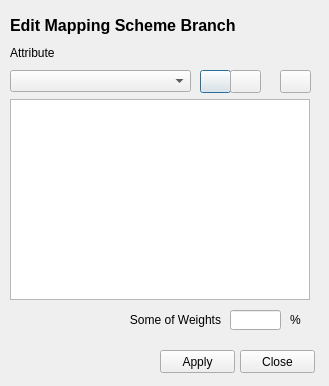
Old version of the form qt/dlg_ms_branch.ui in the repository gem/sidd.
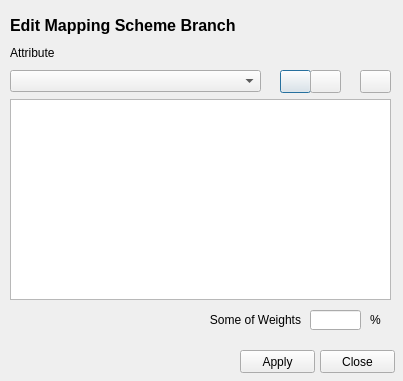
New version of the form. Icons and pictures are not drawn.

```diff
--- a/qt/dlg_ms_branch.ui
+++ b/qt/dlg_ms_branch.ui
@@ -6,8 +6,8 @@
    <rect>
     <x>0</x>
     <y>0</y>
-    <width>329</width>
-    <height>386</height>
+    <width>403</width>
+    <height>381</height>
    </rect>
   </property>
   <property name="windowTitle">
@@ -38,7 +38,7 @@
     <rect>
      <x>10</x>
      <y>99</y>
-     <width>300</width>
+     <width>381</width>
      <height>201</height>
     </rect>
    </property>
@@ -46,7 +46,7 @@
   <widget class="QPushButton" name="btn_add">
    <property name="geometry">
     <rect>
-     <x>200</x>
+     <x>280</x>
      <y>70</y>
      <width>31</width>
      <height>23</height>
@@ -63,7 +63,7 @@
   <widget class="QPushButton" name="btn_delete">
    <property name="geometry">
     <rect>
-     <x>230</x>
+     <x>310</x>
      <y>70</y>
      <width>31</width>
      <height>23</height>
@@ -80,7 +80,7 @@
   <widget class="QPushButton" name="btn_apply">
    <property name="geometry">
     <rect>
-     <x>160</x>
+     <x>240</x>
      <y>350</y>
      <width>75</width>
      <height>23</height>
@@ -96,7 +96,7 @@
   <widget class="QPushButton" name="btn_close">
    <property name="geometry">
     <rect>
-     <x>240</x>
+     <x>320</x>
      <y>350</y>
      <width>75</width>
      <height>23</height>
@@ -112,7 +112,7 @@
   <widget class="QPushButton" name="btn_save">
    <property name="geometry">
     <rect>
-     <x>280</x>
+     <x>360</x>
      <y>70</y>
      <width>31</width>
      <height>23</height>
@@ -144,7 +144,7 @@
     <rect>
      <x>10</x>
      <y>70</y>
-     <width>181</width>
+     <width>251</width>
      <height>22</height>
     </rect>
    </property>
@@ -152,7 +152,7 @@
   <widget class="QLabel" name="lb_total_weights">
    <property name="geometry">
     <rect>
-     <x>50</x>
+     <x>130</x>
      <y>310</y>
      <width>171</width>
      <height>20</height>
@@ -168,7 +168,7 @@
   <widget class="QLineEdit" name="txt_total_weights">
    <property name="geometry">
     <rect>
-     <x>230</x>
+     <x>310</x>
      <y>310</y>
      <width>51</width>
      <height>20</height>
@@ -184,7 +184,7 @@
   <widget class="QLabel" name="lb_percent">
    <property name="geometry">
     <rect>
-     <x>290</x>
+     <x>370</x>
      <y>310</y>
      <width>21</width>
      <height>20</height>
```
